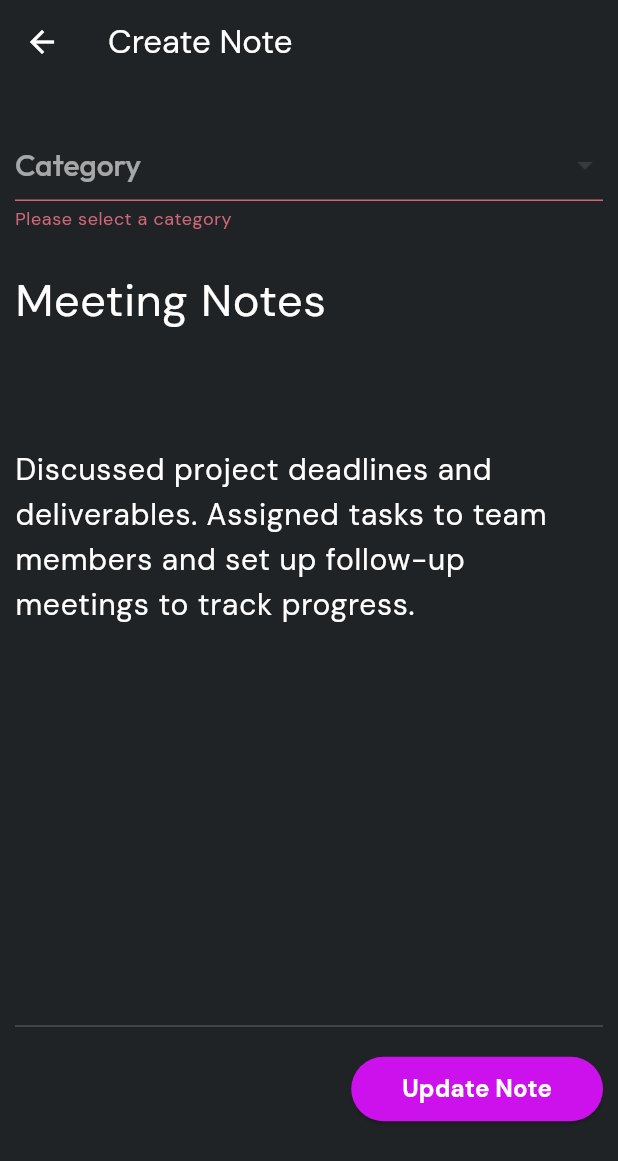
After one commit to ADWx2001/flutter-app-practice, a Flutter app: the EditNote screen opened directly with sample values from the repository, after a tap on "Update Note", on a phone screen of 412 x 824 dp. The commit adds this screen. Shown: the top 1161 px of the screen. Run offline on Flutter 3.47's test engine with Material 3 defaults, Android fonts, the phone set to English and light mode, and no system bars; our stand-ins replace go_router, google_fonts, hive, hive_flutter; accounts and stored records are empty; generated files the repository leaves out were written again.

Commit message:
feat:finfshed note update function

```diff
--- /dev/null
+++ b/notes_app/lib/pages/edit_note.dart
@@ -0,0 +1,261 @@
+import 'package:notes_app/helpers/show_snack_bar.dart';
+import 'package:notes_app/models/note_model.dart';
+import 'package:notes_app/services/note_servies.dart';
+import 'package:notes_app/utils/colors.dart';
+import 'package:notes_app/utils/constants.dart';
+import 'package:notes_app/utils/router.dart';
+import 'package:notes_app/utils/text_styles.dart';
+import 'package:flutter/material.dart';
+import 'package:google_fonts/google_fonts.dart';
+
+
+
+// warp-cli
+class EditNote extends StatefulWidget {
+  final Note note;
+  const EditNote({
+    super.key,
+    required this.note,
+  });
+
+  @override
+  State<EditNote> createState() => _EditNoteState();
+}
+
+class _EditNoteState extends State<EditNote> {
+  //form key
+  final _formKey = GlobalKey<FormState>();
+  final TextEditingController _noteTitileController = TextEditingController();
+  final TextEditingController _noteContentController = TextEditingController();
+  String category = 'Work';
+  List<String> categories = [];
+
+  @override
+  void dispose() {
+    _noteTitileController.dispose();
+    _noteContentController.dispose();
+    super.dispose();
+  }
+
+  @override
+  void initState() {
+    _noteTitileController.text = widget.note.title;
+    _noteContentController.text = widget.note.content;
+    category = widget.note.category;
+
+    // Load all the categories
+    _loadCategories();
+
+    super.initState();
+  }
+
+  Future<void> _loadCategories() async {
+    final noteService = NoteServies();
+    categories = await noteService.getAllCategories();
+    setState(() {});
+  }
+
+  @override
+  Widget build(BuildContext context) {
+    return Scaffold(
+      appBar: AppBar(
+        title: const Text('Create Note'),
+      ),
+      body: SingleChildScrollView(
+        child: Column(
+          children: [
+            const SizedBox(height: 30),
+            Container(
+              margin: const EdgeInsets.symmetric(
+                horizontal: AppConstants.aDefaultPadding / 2,
+              ),
+              child: Form(
+                key: _formKey,
+                child: Column(
+                  crossAxisAlignment: CrossAxisAlignment.start,
+                  children: [
+                    Container(
+                      decoration: BoxDecoration(
+                        borderRadius: BorderRadius.circular(10),
+                      ),
+                      child: DropdownButtonFormField<String>(
+                        // value: category,
+                        validator: (value) {
+                          if (value == null || value.isEmpty) {
+                            return 'Please select a category';
+                          }
+                          return null;
+                        },
+                        style: TextStyle(
+                          color: AppColors.aWhiteColor,
+                          fontFamily: GoogleFonts.outfit().fontFamily,
+                          fontWeight: FontWeight.w500,
+                          fontSize: 20,
+                        ),
+                        isExpanded: false,
+                        hint: const Text(
+                          'Category',
+                        ),
+                        decoration: InputDecoration(
+                          enabledBorder: OutlineInputBorder(
+                            borderRadius: BorderRadius.circular(
+                                AppConstants.aDefaultPadding),
+                            borderSide: BorderSide(
+                              color: AppColors.aWhiteColor.withOpacity(0.1),
+                              width: 2,
+                            ),
+                          ),
+                          focusedBorder: OutlineInputBorder(
+                            borderRadius: BorderRadius.circular(
+                                AppConstants.aDefaultPadding),
+                            borderSide: BorderSide(
+                              color: AppColors.aWhiteColor,
+                              width: 1,
+                            ),
+                          ),
+                        ),
+                        items: categories.map((String category) {
+                          return DropdownMenuItem<String>(
+                            alignment: Alignment.centerLeft,
+                            value: category,
+                            child: Text(
+                              category,
+                              style: AppTextStyles.appButton,
+                            ),
+                          );
+                        }).toList(),
+                        onChanged: (String? value) {
+                          setState(() {
+                            category = value!;
+                          });
+                        },
+                      ),
+                    ),
+
+                    const SizedBox(height: 10),
+
+                    // Note Title
+                    TextFormField(
+                      controller: _noteTitileController,
+                      validator: (value) {
+                        if (value == null || value.isEmpty) {
+                          return 'Please enter a title';
+                        }
+                        return null;
+                      },
+                      maxLines: 2,
+                      style: TextStyle(
+                        color: AppColors.aWhiteColor,
+                        fontSize: 30,
+                      ), // Set text color to white
+                      decoration: InputDecoration(
+                        hintText: "Note Title",
+                        hintStyle: TextStyle(
+                          color: AppColors.aWhiteColor.withOpacity(0.5),
+                          fontSize: 35,
+                        ), // Set hint text color to white
+                        border: InputBorder.none, // Remove all borders
+                      ),
+                    ),
+                    const SizedBox(height: 20),
+
+                    // Note Content
+                    TextFormField(
+                      controller: _noteContentController,
+                      validator: (value) {
+                        if (value == null || value.isEmpty) {
+                          return 'Please enter a content';
+                        }
+                        return null;
+                      },
+                      maxLines: 12,
+                      style: TextStyle(
+                        color: AppColors.aWhiteColor,
+                        fontSize: 20,
+                      ),
+                      decoration: InputDecoration(
+                        hintText: "Note Content",
+                        hintStyle: TextStyle(
+                          color: AppColors.aWhiteColor.withOpacity(0.5),
+                          fontSize: 20,
+                          fontWeight: FontWeight.w200,
+                        ), // Set hint text color to white
+                        border: InputBorder.none, // Remove all borders
+                      ),
+                    ),
+                    const SizedBox(height: 10),
+                    Divider(
+                      color: AppColors.aWhiteColor.withOpacity(0.2),
+                      thickness: 1,
+                    ),
+                    const SizedBox(height: 10),
+                    Row(
+                      mainAxisAlignment: MainAxisAlignment.end,
+                      children: [
+                        ElevatedButton(
+                          style: ButtonStyle(
+                            backgroundColor: WidgetStateProperty.all(
+                              AppColors.aFabColor,
+                            ),
+                            shape: WidgetStateProperty.all(
+                              RoundedRectangleBorder(
+                                borderRadius: BorderRadius.circular(100),
+                              ),
+                            ),
+                          ),
+                          onPressed: () {
+                            //save the note
+                            if (_formKey.currentState!.validate()) {
+                              try {
+                                final NoteServies noteService = NoteServies();
+                                //update the note
+                                noteService.updateNote(
+                                  //create a new note object
+                                  Note(
+                                    id: widget.note.id,
+                                    title: _noteTitileController.text,
+                                    content: _noteContentController.text,
+                                    category: category,
+                                    date: DateTime.now(),
+                                  ),
+                                );
+
+                                //show a snackbar
+                                AppHelpers.showSnackBar(
+                                  context,
+                                  'Note Updated successfully',
+                                );
+
+                                //clear the form
+                                _noteTitileController.clear();
+                                _noteContentController.clear();
+                                AppRouter.router.push("/notes");
+                              } catch (e) {
+                                //show a snackbar
+                                AppHelpers.showSnackBar(
+                                  context,
+                                  'Failed to update note',
+                                );
+                              }
+                            }
+                          },
+                          child: const Padding(
+                            padding: EdgeInsets.all(10),
+                            child: Text(
+                              'Update Note',
+                              style: AppTextStyles.appButton,
+                            ),
+                          ),
+                        ),
+                      ],
+                    ),
+                  ],
+                ),
+              ),
+            ),
+          ],
+        ),
+      ),
+    );
+  }
+}
--- a/notes_app/lib/services/note_servies.dart
+++ b/notes_app/lib/services/note_servies.dart
@@ -101,7 +101,7 @@ class NoteServies {
     try {
       //get all notes from the box
       final dynamic allNotes = await _myBox.get("notes");
-      allNotes.removeWhere((element) => element.id == noteId);
+      allNotes.removeWhere ((element) => element.id == noteId);
       await _myBox.put("notes", allNotes);
     } catch (e) {
       // ignore: avoid_print
--- a/notes_app/lib/utils/router.dart
+++ b/notes_app/lib/utils/router.dart
@@ -1,6 +1,8 @@
 import 'package:flutter/material.dart';
 import 'package:go_router/go_router.dart';
+import 'package:notes_app/models/note_model.dart';
 import 'package:notes_app/pages/create_new_note.dart';
+import 'package:notes_app/pages/edit_note.dart';
 import 'package:notes_app/pages/home_page.dart';
 import 'package:notes_app/pages/notes_by_category.dart';
 import 'package:notes_app/pages/notes_page.dart';
@@ -60,6 +62,20 @@ class AppRouter{
         },
       ),
 
+      //edit note
+      GoRoute(
+        name: "edit_note",
+        path: '/edit-note',
+        builder: (context, state) {
+          final Note note = state.extra as Note;
+          return EditNote(note: note,);
+        }
+        // // },
+        // builder: (context, state){
+        //   return EditNote();
+        // }
+      ),
+
     ],
   );
 }
```
